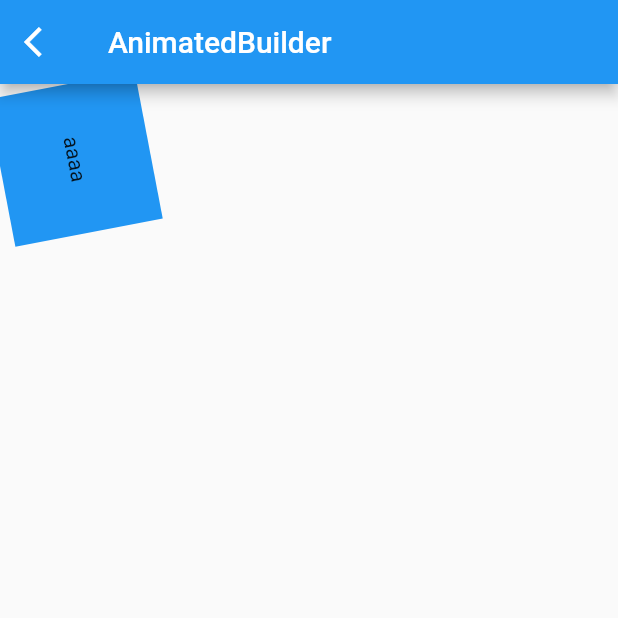
After one commit to panmin/awesome-flutter, a Flutter app: the screen it shows after launch, after a tap on "AnimatedBuilder", on a phone screen of 412 x 824 dp, the top half of it. The commit adds this screen. Run offline on Flutter 3.47's test engine with Material 2 defaults, Android fonts, the phone set to English and light mode, and no system bars.

Commit message:
AnimatedBuilder

```diff
--- /dev/null
+++ b/awesome_flutter/lib/animated_builder_test.dart
@@ -0,0 +1,48 @@
+import 'dart:math';
+
+import 'package:flutter/material.dart';
+
+class AnimatedBuilderTest extends StatefulWidget {
+  @override
+  _AnimatedBuilderTestState createState() => _AnimatedBuilderTestState();
+}
+
+class _AnimatedBuilderTestState extends State<AnimatedBuilderTest>
+    with TickerProviderStateMixin {
+  AnimationController _controller;
+
+  @override
+  void initState() {
+    _controller =
+        AnimationController(vsync: this, duration: Duration(seconds: 5))
+          ..repeat();
+    super.initState();
+  }
+
+  @override
+  Widget build(BuildContext context) {
+    final animation = Tween(begin: 0, end: 2 * pi).animate(_controller);
+    return Scaffold(
+      appBar: AppBar(
+        leading: IconButton(
+            icon: Icon(Icons.arrow_back_ios),
+            onPressed: () => Navigator.pop(context)),
+        title: Text("AnimatedBuilder"),
+      ),
+      body: AnimatedBuilder(
+        animation: animation,
+        builder: (context, child) => Transform.rotate(
+          angle: animation.value,
+          child: Container(
+            width: 100,
+            height: 100,
+            child: child,
+            color: Colors.blue,
+            alignment: Alignment.center,
+          ),
+        ),
+        child: Text("aaaa"),
+      ),
+    );
+  }
+}
--- a/awesome_flutter/lib/main.dart
+++ b/awesome_flutter/lib/main.dart
@@ -1,3 +1,4 @@
+import 'package:awesome_flutter/animated_builder_test.dart';
 import 'package:awesome_flutter/staggered_test.dart';
 import 'package:awesome_flutter/widget_life/widget_life.dart';
 import 'package:flutter/foundation.dart';
@@ -41,7 +42,13 @@ class MainPage extends StatelessWidget {
             FlatButton(
                 onPressed: () => Navigator.push(context,
                     MaterialPageRoute(builder: (context) => StaggeredTest())),
-                child: Text("staggered grid view"))
+                child: Text("staggered grid view")),
+            RaisedButton(
+              child: Text("AnimatedBuilder"),
+                onPressed: () => Navigator.push(
+                    context,
+                    MaterialPageRoute(
+                        builder: (context) => AnimatedBuilderTest()))),
           ],
         ) //MyHomePage(title: 'Flutter Demo Home Page'),,
         );
```
